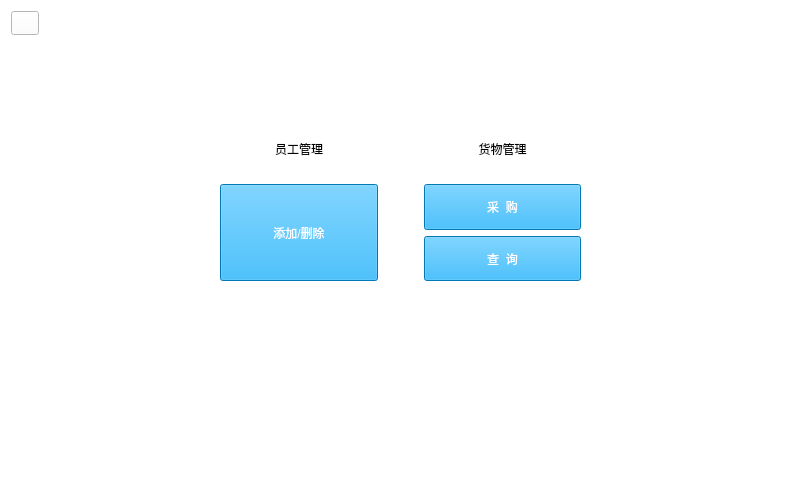
Old version of the form adminwindow.ui in the repository cbt-98/Supermarket-Management-System.
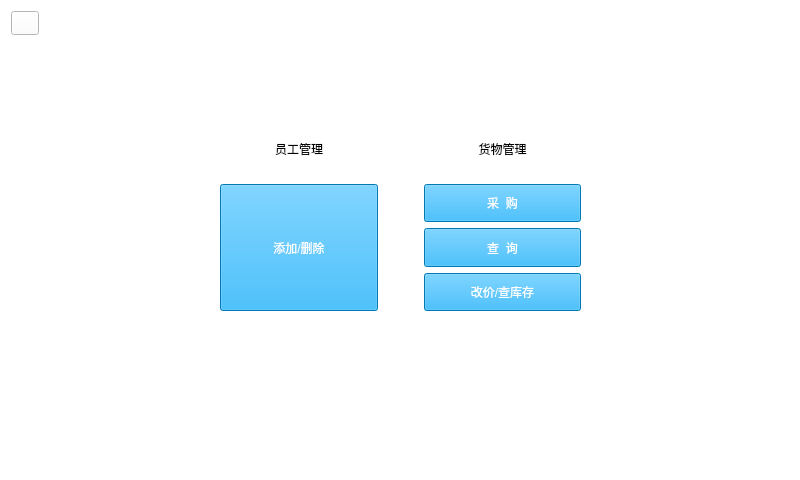
New version of the form. Icons and pictures are not drawn.

What changed in the file:
```diff
--- a/adminwindow.ui
+++ b/adminwindow.ui
@@ -44,7 +44,7 @@
       <x>220</x>
       <y>140</y>
       <width>361</width>
-      <height>141</height>
+      <height>171</height>
      </rect>
     </property>
     <layout class="QHBoxLayout" name="horizontalLayout">
@@ -184,6 +184,24 @@
          </property>
         </widget>
        </item>
+       <item>
+        <widget class="QPushButton" name="goodsInquiryBtn_2">
+         <property name="sizePolicy">
+          <sizepolicy hsizetype="Expanding" vsizetype="Expanding">
+           <horstretch>0</horstretch>
+           <verstretch>0</verstretch>
+          </sizepolicy>
+         </property>
+         <property name="styleSheet">
+          <string notr="true">font: 14pt &quot;黑体&quot;;
+color: rgb(255, 255, 255);
+background-color: rgb(0, 170, 255);</string>
+         </property>
+         <property name="text">
+          <string>改价/查库存</string>
+         </property>
+        </widget>
+       </item>
       </layout>
      </item>
     </layout>
```
